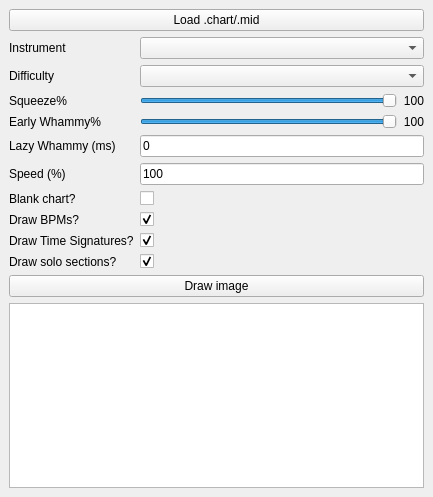
Before: the Qt Designer form gui/mainwindow.ui in GenericMadScientist/CHOpt, drawn with Qt 5.
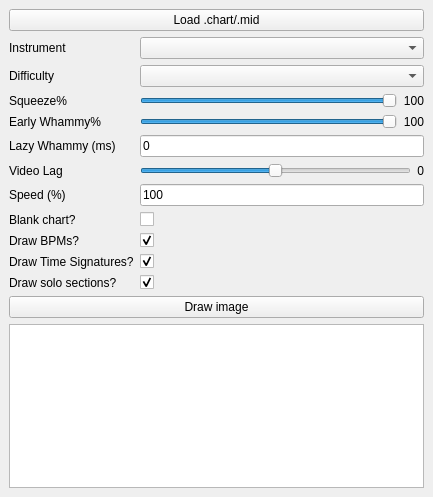
After: the same form once the commit is applied.

Commit message: Add video lag slider to GUI

```diff
--- a/gui/mainwindow.ui
+++ b/gui/mainwindow.ui
@@ -144,14 +144,14 @@
         </property>
        </widget>
       </item>
-      <item row="7" column="0">
+      <item row="8" column="0">
        <widget class="QLabel" name="label_7">
         <property name="text">
          <string>Blank chart?</string>
         </property>
        </widget>
       </item>
-      <item row="7" column="1">
+      <item row="8" column="1">
        <widget class="QCheckBox" name="blankPathCheckBox">
         <property name="layoutDirection">
          <enum>Qt::LeftToRight</enum>
@@ -161,14 +161,14 @@
         </property>
        </widget>
       </item>
-      <item row="8" column="0">
+      <item row="9" column="0">
        <widget class="QLabel" name="label_2">
         <property name="text">
          <string>Draw BPMs?</string>
         </property>
        </widget>
       </item>
-      <item row="8" column="1">
+      <item row="9" column="1">
        <widget class="QCheckBox" name="drawBpmsCheckBox">
         <property name="text">
          <string/>
@@ -178,14 +178,14 @@
         </property>
        </widget>
       </item>
-      <item row="9" column="0">
+      <item row="10" column="0">
        <widget class="QLabel" name="label_8">
         <property name="text">
          <string>Draw Time Signatures?</string>
         </property>
        </widget>
       </item>
-      <item row="9" column="1">
+      <item row="10" column="1">
        <widget class="QCheckBox" name="drawTsesCheckBox">
         <property name="text">
          <string/>
@@ -195,14 +195,14 @@
         </property>
        </widget>
       </item>
-      <item row="10" column="0">
+      <item row="11" column="0">
        <widget class="QLabel" name="label_9">
         <property name="text">
          <string>Draw solo sections?</string>
         </property>
        </widget>
       </item>
-      <item row="10" column="1">
+      <item row="11" column="1">
        <widget class="QCheckBox" name="drawSolosCheckBox">
         <property name="text">
          <string/>
@@ -212,34 +212,68 @@
         </property>
        </widget>
       </item>
-      <item row="11" column="0" colspan="2">
+      <item row="12" column="0" colspan="2">
        <widget class="QPushButton" name="findPathButton">
         <property name="text">
          <string>Draw image</string>
         </property>
        </widget>
       </item>
-      <item row="12" column="0" colspan="2">
+      <item row="13" column="0" colspan="2">
        <widget class="QTextEdit" name="messageBox">
         <property name="readOnly">
          <bool>true</bool>
         </property>
        </widget>
       </item>
-      <item row="6" column="0">
+      <item row="7" column="0">
        <widget class="QLabel" name="label_10">
         <property name="text">
          <string>Speed (%)</string>
         </property>
        </widget>
       </item>
-      <item row="6" column="1">
+      <item row="7" column="1">
        <widget class="QLineEdit" name="speedLineEdit">
         <property name="text">
          <string>100</string>
         </property>
        </widget>
       </item>
+      <item row="6" column="0">
+       <widget class="QLabel" name="label_11">
+        <property name="text">
+         <string>Video Lag</string>
+        </property>
+       </widget>
+      </item>
+      <item row="6" column="1">
+       <layout class="QHBoxLayout" name="horizontalLayout_3">
+        <item>
+         <widget class="QSlider" name="videoLagSlider">
+          <property name="minimum">
+           <number>-200</number>
+          </property>
+          <property name="maximum">
+           <number>200</number>
+          </property>
+          <property name="orientation">
+           <enum>Qt::Horizontal</enum>
+          </property>
+         </widget>
+        </item>
+        <item>
+         <widget class="QLabel" name="videoLagLabel">
+          <property name="text">
+           <string>0</string>
+          </property>
+          <property name="alignment">
+           <set>Qt::AlignRight|Qt::AlignTrailing|Qt::AlignVCenter</set>
+          </property>
+         </widget>
+        </item>
+       </layout>
+      </item>
      </layout>
     </item>
    </layout>
```
The commit also changes 2 other files.
